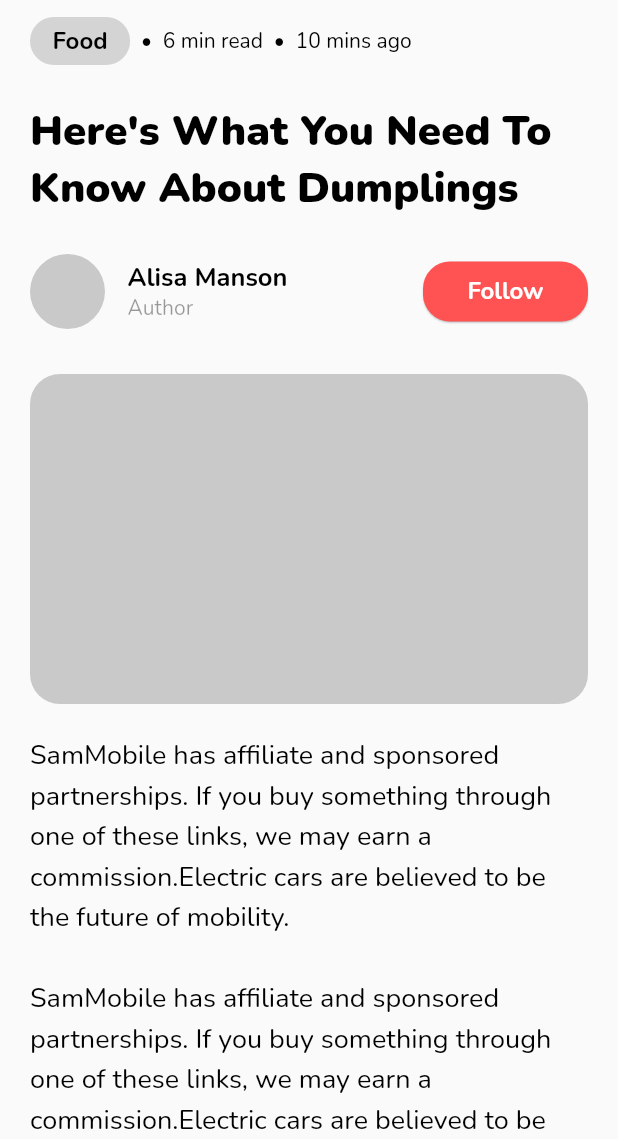
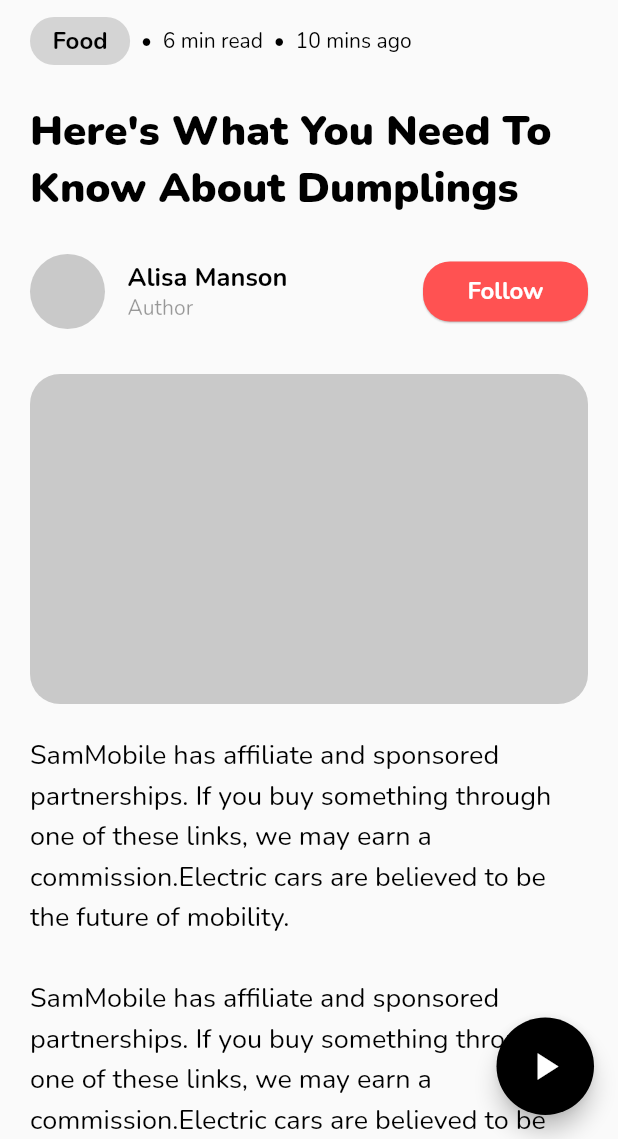
Before and after one commit to Adminixtrator/news_app, a Flutter app: the News screen opened by its route, on a phone screen of 412 x 824 dp, the part 97-1236 px from its top. Run offline on Flutter 3.47's test engine with Material 2 defaults, Android fonts, the phone set to English and light mode, and no system bars; our stand-ins replace page_transition.

Commit message:
👀 add text-to-speech feature to news

```diff
--- a/lib/res/styles.dart
+++ b/lib/res/styles.dart
@@ -7,6 +7,12 @@ abstract class Styles {
     color: AppColors.black,
     fontSize: Fonts.pixel30,
     fontWeight: Fonts.w9
+  );
+
+  static TextStyle dropCap = const TextStyle(
+      color: AppColors.black,
+      fontSize: Fonts.pixel50 + 10,
+      fontWeight: Fonts.w8
   );
 
   static TextStyle header = const TextStyle(
--- /dev/null
+++ b/lib/shared/widgets/text_to_speech_button.dart
@@ -0,0 +1,27 @@
+import 'package:flutter/material.dart';
+
+import '../../core/constants/colors.dart';
+
+class TextToSpeechButton extends StatefulWidget {
+  const TextToSpeechButton({Key? key}) : super(key: key);
+
+  @override
+  State<TextToSpeechButton> createState() => _TextToSpeechButtonState();
+}
+
+class _TextToSpeechButtonState extends State<TextToSpeechButton> {
+  @override
+  Widget build(BuildContext context) {
+    return SizedBox(
+        height: 65,
+        width: 65,
+        child: FloatingActionButton(
+            onPressed: () {},
+            backgroundColor: AppColors.black,
+            child: const Padding(padding: EdgeInsets.all(10),
+              child: Icon(
+                  Icons.play_arrow, color: AppColors.white,
+                  size: 30),
+            )));
+  }
+}
--- a/lib/ui/news/news.dart
+++ b/lib/ui/news/news.dart
@@ -1,4 +1,5 @@
 import 'package:flutter/material.dart';
+import 'package:news_app/core/constants/colors.dart';
 import 'package:news_app/res/sizes.dart';
 import 'package:news_app/res/styles.dart';
 import 'package:news_app/shared/widgets/button_back.dart';
@@ -7,6 +8,7 @@ import 'package:news_app/shared/widgets/news_info.dart';
 import 'package:news_app/shared/widgets/news_tag.dart';
 import 'package:news_app/shared/widgets/profile_info_row.dart';
 import 'package:news_app/shared/widgets/share_button.dart';
+import 'package:news_app/shared/widgets/text_to_speech_button.dart';
 import 'package:news_app/utils/utils.dart';
 
 class News extends StatefulWidget {
@@ -70,6 +72,7 @@ class _NewsState extends State<News> {
             ],
           ),
         ),
+        floatingActionButton: const TextToSpeechButton()
     );
   }
 }
--- a/pubspec.yaml
+++ b/pubspec.yaml
@@ -35,6 +35,7 @@ dependencies:
   # Use with the CupertinoIcons class for iOS style icons.
   cupertino_icons: ^1.0.2
   page_transition: ^2.0.5
+  text_to_speech: ^0.2.3
 
 dev_dependencies:
   flutter_test:
```
Also changed, not shown: pubspec.lock. Lines whose indentation alone changed are shown as unchanged.
